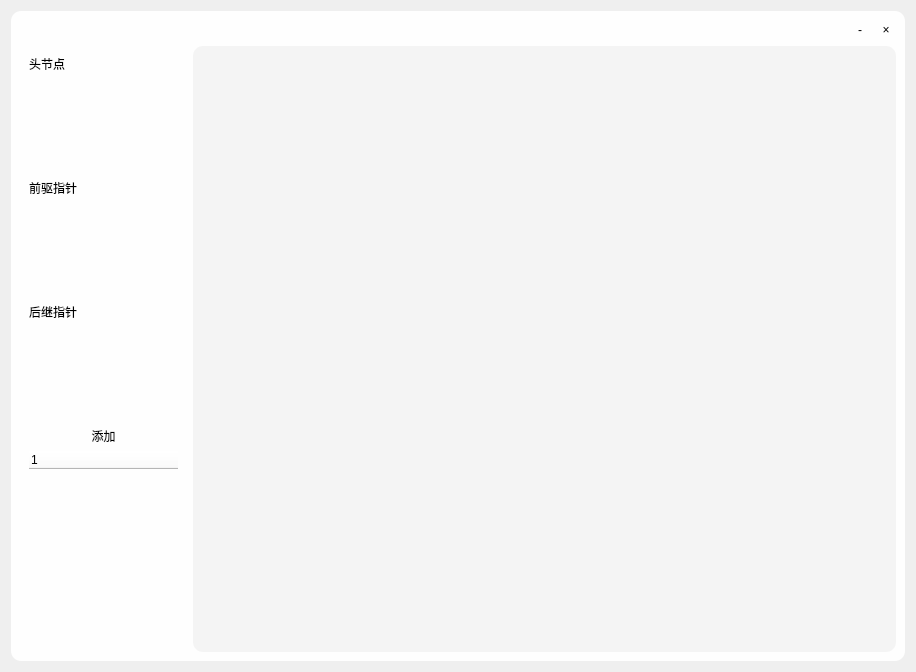
Qt form viz/double_link.ui (LiNY2-01/SeeDataStructure) before a commit.
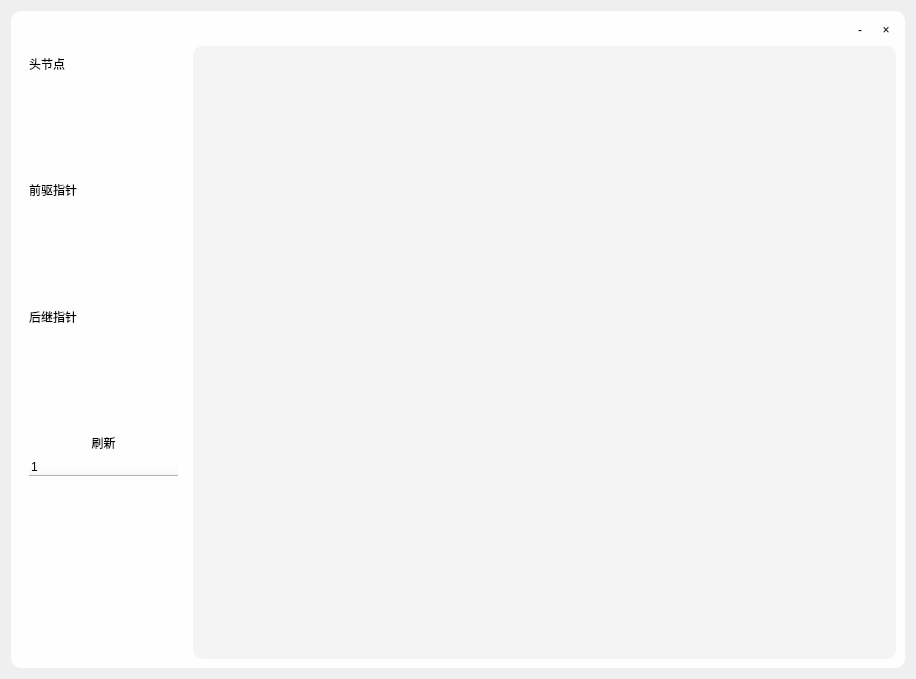
The same form after that commit.

The edit to the form file:
```diff
--- a/viz/double_link.ui
+++ b/viz/double_link.ui
@@ -7,7 +7,7 @@
     <x>0</x>
     <y>0</y>
     <width>916</width>
-    <height>670</height>
+    <height>679</height>
    </rect>
   </property>
   <property name="windowTitle">
@@ -148,7 +148,7 @@
             </font>
            </property>
            <property name="text">
-            <string>添加</string>
+            <string>刷新</string>
            </property>
           </widget>
          </item>
```
